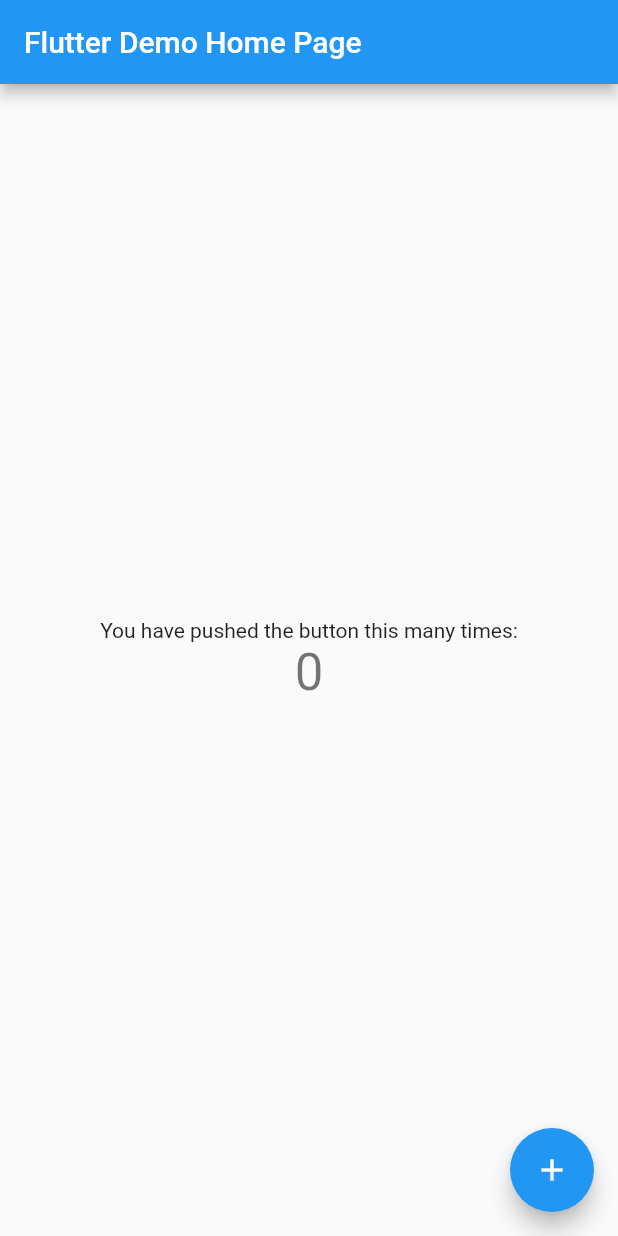
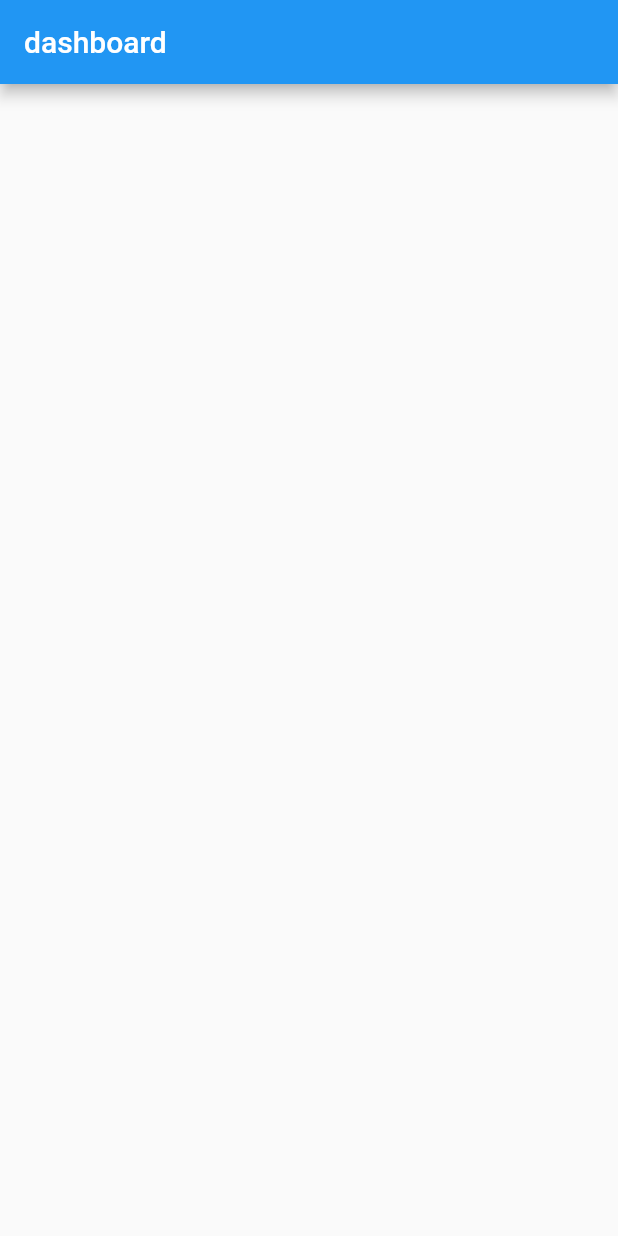
Before and after one commit to drebtchinsky/flutter-persistencia-dados, a Flutter app: the screen it shows after launch, on a phone screen of 412 x 824 dp. Run offline on Flutter 3.47's test engine with Material 2 defaults, Android fonts, the phone set to English and light mode, and no system bars.

Commit message:
limpando o main file

```diff
--- a/lib/main.dart
+++ b/lib/main.dart
@@ -1,113 +1,19 @@
 import 'package:flutter/material.dart';
 
 void main() {
-  runApp(MyApp());
+  runApp(Bytebank2App());
 }
 
-class MyApp extends StatelessWidget {
+class Bytebank2App extends StatelessWidget {
   // This widget is the root of your application.
   @override
   Widget build(BuildContext context) {
     return MaterialApp(
-      title: 'Flutter Demo',
-      theme: ThemeData(
-        // This is the theme of your application.
-        //
-        // Try running your application with "flutter run". You'll see the
-        // application has a blue toolbar. Then, without quitting the app, try
-        // changing the primarySwatch below to Colors.green and then invoke
-        // "hot reload" (press "r" in the console where you ran "flutter run",
-        // or simply save your changes to "hot reload" in a Flutter IDE).
-        // Notice that the counter didn't reset back to zero; the application
-        // is not restarted.
-        primarySwatch: Colors.blue,
+      home: Scaffold(
+        appBar: AppBar(
+          title: Text('dashboard'),
+        ),
       ),
-      home: MyHomePage(title: 'Flutter Demo Home Page'),
     );
   }
 }
-
-class MyHomePage extends StatefulWidget {
-  MyHomePage({Key key, this.title}) : super(key: key);
-
-  // This widget is the home page of your application. It is stateful, meaning
-  // that it has a State object (defined below) that contains fields that affect
-  // how it looks.
-
-  // This class is the configuration for the state. It holds the values (in this
-  // case the title) provided by the parent (in this case the App widget) and
-  // used by the build method of the State. Fields in a Widget subclass are
-  // always marked "final".
-
-  final String title;
-
-  @override
-  _MyHomePageState createState() => _MyHomePageState();
-}
-
-class _MyHomePageState extends State<MyHomePage> {
-  int _counter = 0;
-
-  void _incrementCounter() {
-    setState(() {
-      // This call to setState tells the Flutter framework that something has
-      // changed in this State, which causes it to rerun the build method below
-      // so that the display can reflect the updated values. If we changed
-      // _counter without calling setState(), then the build method would not be
-      // called again, and so nothing would appear to happen.
-      _counter++;
-    });
-  }
-
-  @override
-  Widget build(BuildContext context) {
-    // This method is rerun every time setState is called, for instance as done
-    // by the _incrementCounter method above.
-    //
-    // The Flutter framework has been optimized to make rerunning build methods
-    // fast, so that you can just rebuild anything that needs updating rather
-    // than having to individually change instances of widgets.
-    return Scaffold(
-      appBar: AppBar(
-        // Here we take the value from the MyHomePage object that was created by
-        // the App.build method, and use it to set our appbar title.
-        title: Text(widget.title),
-      ),
-      body: Center(
-        // Center is a layout widget. It takes a single child and positions it
-        // in the middle of the parent.
-        child: Column(
-          // Column is also a layout widget. It takes a list of children and
-          // arranges them vertically. By default, it sizes itself to fit its
-          // children horizontally, and tries to be as tall as its parent.
-          //
-          // Invoke "debug painting" (press "p" in the console, choose the
-          // "Toggle Debug Paint" action from the Flutter Inspector in Android
-          // Studio, or the "Toggle Debug Paint" command in Visual Studio Code)
-          // to see the wireframe for each widget.
-          //
-          // Column has various properties to control how it sizes itself and
-          // how it positions its children. Here we use mainAxisAlignment to
-          // center the children vertically; the main axis here is the vertical
-          // axis because Columns are vertical (the cross axis would be
-          // horizontal).
-          mainAxisAlignment: MainAxisAlignment.center,
-          children: <Widget>[
-            Text(
-              'You have pushed the button this many times:',
-            ),
-            Text(
-              '$_counter',
-              style: Theme.of(context).textTheme.headline4,
-            ),
-          ],
-        ),
-      ),
-      floatingActionButton: FloatingActionButton(
-        onPressed: _incrementCounter,
-        tooltip: 'Increment',
-        child: Icon(Icons.add),
-      ), // This trailing comma makes auto-formatting nicer for build methods.
-    );
-  }
-}
```
